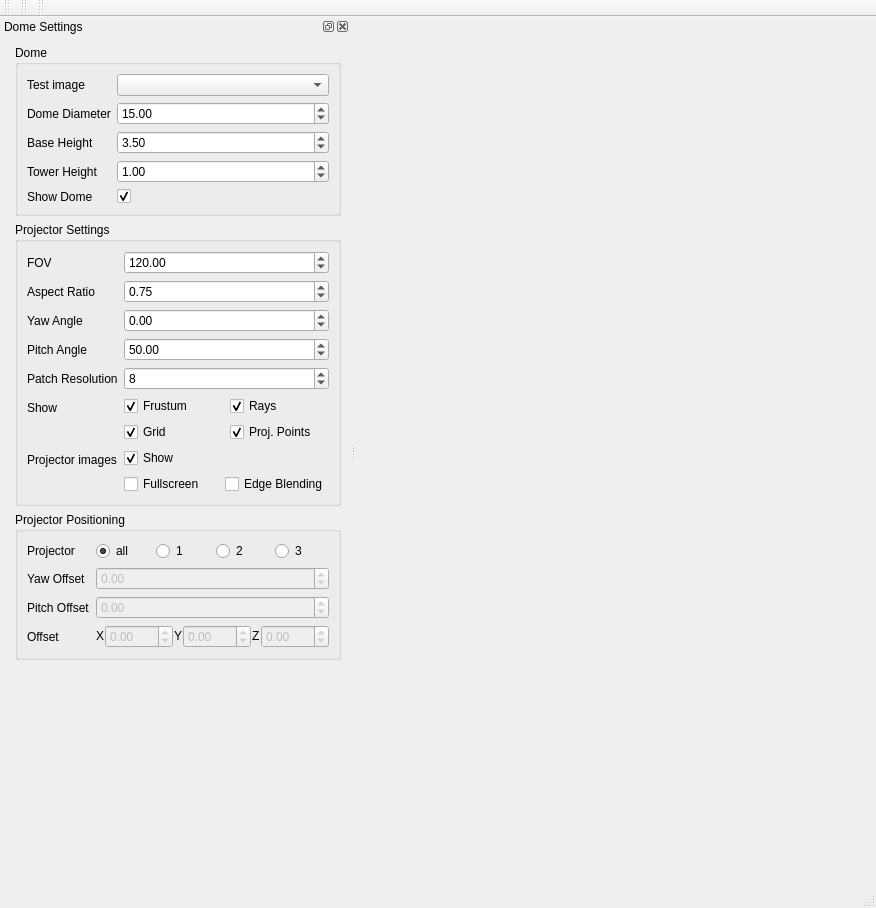
WilstonOreo/Dome, file DomeGUI.ui: the form before one commit.
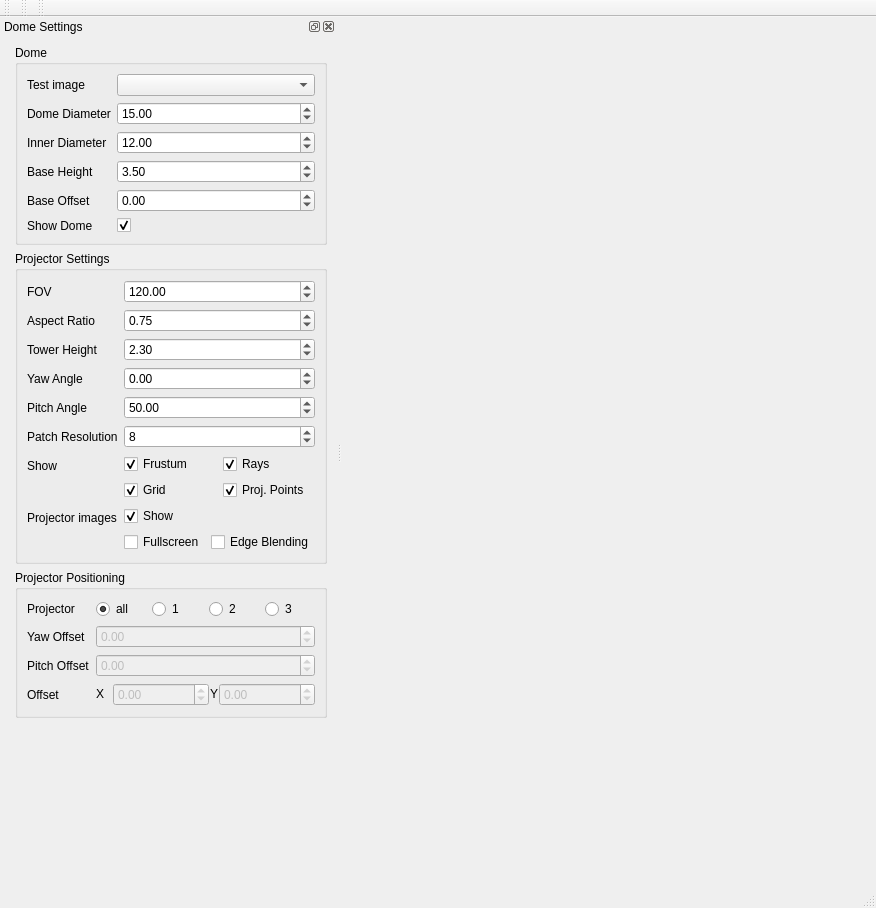
The form after the commit. Custom widgets are drawn as their Qt base class.

The edit to the form file:
```diff
--- a/DomeGUI.ui
+++ b/DomeGUI.ui
@@ -91,14 +91,14 @@
           <item row="0" column="1">
            <widget class="QComboBox" name="boxImages"/>
           </item>
-          <item row="2" column="0">
+          <item row="3" column="0">
            <widget class="QLabel" name="lbBaseHeight">
             <property name="text">
              <string>Base Height</string>
             </property>
            </widget>
           </item>
-          <item row="2" column="1">
+          <item row="3" column="1">
            <widget class="QDoubleSpinBox" name="boxBaseHeight">
             <property name="singleStep">
              <double>0.100000000000000</double>
@@ -108,31 +108,14 @@
             </property>
            </widget>
           </item>
-          <item row="3" column="0">
-           <widget class="QLabel" name="lbTowerHeight">
-            <property name="text">
-             <string>Tower Height</string>
-            </property>
-           </widget>
-          </item>
-          <item row="3" column="1">
-           <widget class="QDoubleSpinBox" name="boxTowerHeight">
-            <property name="singleStep">
-             <double>0.100000000000000</double>
-            </property>
-            <property name="value">
-             <double>1.000000000000000</double>
-            </property>
-           </widget>
-          </item>
-          <item row="4" column="0">
+          <item row="5" column="0">
            <widget class="QLabel" name="showDomeLabel">
             <property name="text">
              <string>Show Dome</string>
             </property>
            </widget>
           </item>
-          <item row="4" column="1">
+          <item row="5" column="1">
            <widget class="QCheckBox" name="chkShowDome">
             <property name="text">
              <string/>
@@ -142,6 +125,46 @@
             </property>
            </widget>
           </item>
+          <item row="2" column="0">
+           <widget class="QLabel" name="lblInnerDiameter">
+            <property name="text">
+             <string>Inner Diameter</string>
+            </property>
+           </widget>
+          </item>
+          <item row="2" column="1">
+           <widget class="QDoubleSpinBox" name="boxInnerDiameter">
+            <property name="maximum">
+             <double>100.000000000000000</double>
+            </property>
+            <property name="singleStep">
+             <double>0.100000000000000</double>
+            </property>
+            <property name="value">
+             <double>12.000000000000000</double>
+            </property>
+           </widget>
+          </item>
+          <item row="4" column="0">
+           <widget class="QLabel" name="lblBaseOffset">
+            <property name="text">
+             <string>Base Offset</string>
+            </property>
+           </widget>
+          </item>
+          <item row="4" column="1">
+           <widget class="QDoubleSpinBox" name="boxBaseOffset">
+            <property name="minimum">
+             <double>-100.000000000000000</double>
+            </property>
+            <property name="maximum">
+             <double>100.000000000000000</double>
+            </property>
+            <property name="singleStep">
+             <double>0.100000000000000</double>
+            </property>
+           </widget>
+          </item>
          </layout>
         </item>
        </layout>
@@ -204,14 +227,14 @@
             </property>
            </widget>
           </item>
-          <item row="3" column="0">
+          <item row="4" column="0">
            <widget class="QLabel" name="lbPitchAngle">
             <property name="text">
              <string>Pitch Angle</string>
             </property>
            </widget>
           </item>
-          <item row="3" column="1">
+          <item row="4" column="1">
            <widget class="QDoubleSpinBox" name="boxPitchAngle">
             <property name="minimum">
              <double>-90.000000000000000</double>
@@ -224,14 +247,14 @@
             </property>
            </widget>
           </item>
-          <item row="4" column="0">
+          <item row="5" column="0">
            <widget class="QLabel" name="lbPatchResolution">
             <property name="text">
              <string>Patch Resolution</string>
             </property>
            </widget>
           </item>
-          <item row="4" column="1">
+          <item row="5" column="1">
            <widget class="QSpinBox" name="boxPatchResolution">
             <property name="minimum">
              <number>1</number>
@@ -247,14 +270,14 @@
             </property>
            </widget>
           </item>
-          <item row="5" column="0">
+          <item row="6" column="0">
            <widget class="QLabel" name="showLabel">
             <property name="text">
              <string>Show</string>
             </property>
            </widget>
           </item>
-          <item row="5" column="1">
+          <item row="6" column="1">
            <layout class="QGridLayout" name="showLayout">
             <item row="0" column="2">
              <widget class="QCheckBox" name="chkRays">
@@ -298,14 +321,14 @@
             </item>
            </layout>
           </item>
-          <item row="6" column="0">
+          <item row="7" column="0">
            <widget class="QLabel" name="projectorImagesLabel">
             <property name="text">
              <string>Projector images</string>
             </property>
            </widget>
           </item>
-          <item row="6" column="1">
+          <item row="7" column="1">
            <layout class="QGridLayout" name="projImageLayout">
             <item row="0" column="0">
              <widget class="QCheckBox" name="chkShowProjectorImages">
@@ -333,14 +356,14 @@
             </item>
            </layout>
           </item>
-          <item row="2" column="0">
+          <item row="3" column="0">
            <widget class="QLabel" name="yawAngleLabel">
             <property name="text">
              <string>Yaw Angle</string>
             </property>
            </widget>
           </item>
-          <item row="2" column="1">
+          <item row="3" column="1">
            <widget class="QDoubleSpinBox" name="boxYawAngle">
             <property name="minimum">
              <double>-360.000000000000000</double>
@@ -350,6 +373,23 @@
             </property>
            </widget>
           </item>
+          <item row="2" column="0">
+           <widget class="QLabel" name="lbTowerHeight">
+            <property name="text">
+             <string>Tower Height</string>
+            </property>
+           </widget>
+          </item>
+          <item row="2" column="1">
+           <widget class="QDoubleSpinBox" name="boxTowerHeight">
+            <property name="singleStep">
+             <double>0.100000000000000</double>
+            </property>
+            <property name="value">
+             <double>2.300000000000000</double>
+            </property>
+           </widget>
+          </item>
          </layout>
         </item>
        </layout>
@@ -509,41 +549,6 @@
               </property>
              </widget>
             </item>
-            <item>
-             <widget class="QLabel" name="lbZ">
-              <property name="maximumSize">
-               <size>
-                <width>16</width>
-                <height>16</height>
-               </size>
-              </property>
-              <property name="text">
-               <string>Z</string>
-              </property>
-             </widget>
-            </item>
-            <item>
-             <widget class="QDoubleSpinBox" name="boxOffsetZ">
-              <property name="enabled">
-               <bool>false</bool>
-              </property>
-              <property name="sizePolicy">
-               <sizepolicy hsizetype="Expanding" vsizetype="Fixed">
-                <horstretch>0</horstretch>
-                <verstretch>0</verstretch>
-               </sizepolicy>
-              </property>
-              <property name="minimum">
-               <double>-100.000000000000000</double>
-              </property>
-              <property name="maximum">
-               <double>100.000000000000000</double>
-              </property>
-              <property name="singleStep">
-               <double>0.100000000000000</double>
-              </property>
-             </widget>
-            </item>
            </layout>
           </item>
           <item row="0" column="0">
```
Left out of the diff: 50 changed lines with no effect on the pictures.
